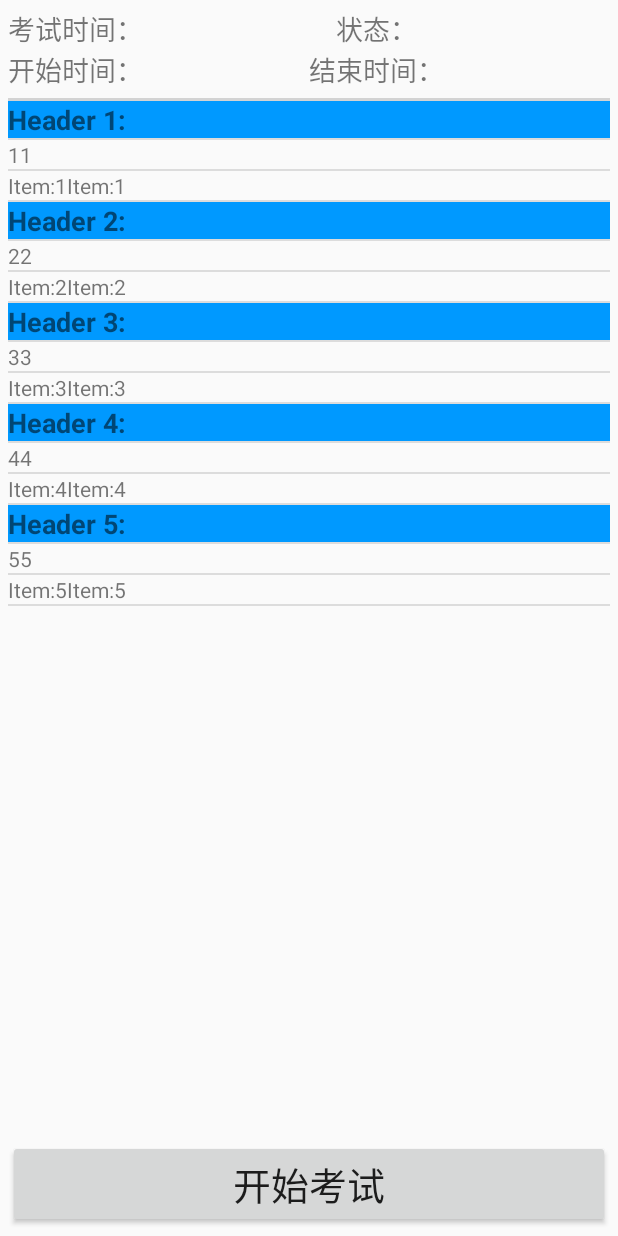
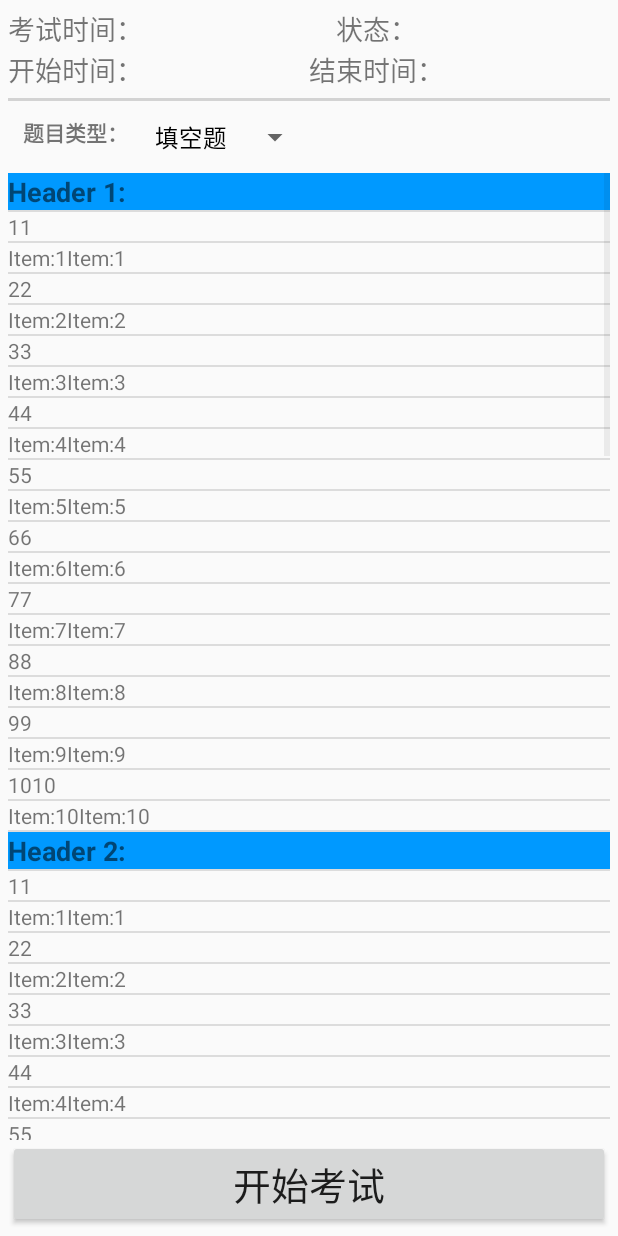
Before and after one commit to RichieYe/ExaminationSystem, an Android app: the ShowTestInfoActivity screen opened directly, with no data from a screen before it, on a phone screen of 412 x 824 dp. Run offline under Robolectric (Android 15) with nearby library versions, the phone set to English and light mode, and no system bars.

```diff
--- a/PinnedHeaderListview-library/src/main/java/za/co/immedia/pinnedheaderlistview/PinnedHeaderListView.java
+++ b/PinnedHeaderListview-library/src/main/java/za/co/immedia/pinnedheaderlistview/PinnedHeaderListView.java
@@ -3,6 +3,7 @@ package za.co.immedia.pinnedheaderlistview;
 import android.content.Context;
 import android.graphics.Canvas;
 import android.util.AttributeSet;
+import android.util.Log;
 import android.view.View;
 import android.view.ViewGroup;
 import android.widget.*;
@@ -197,4 +198,25 @@ public class PinnedHeaderListView extends ListView implements OnScrollListener {
         public abstract void onSectionClick(AdapterView<?> adapterView, View view, int section, long id);
 
     }
+
+    public int getSelectionForSection(int section,int position)
+    {
+        mAdapter.getSectionForPosition(section);
+        /*
+        if(section>=lsTestHeader.size()||section<0)
+        {
+            return 0;
+        }
+
+        int temp=0;
+        int i=0;
+        for(;i<section;i++)
+        {
+            temp+=lsTestItems.get(i).size();
+        }
+
+        return temp+position+i;
+        */
+        return 0;
+    }
 }
--- a/app/src/main/java/com/richieye/examinationsystem/ShowTestInfoActivity.java
+++ b/app/src/main/java/com/richieye/examinationsystem/ShowTestInfoActivity.java
@@ -1,13 +1,24 @@
 package com.richieye.examinationsystem;
 
 import android.app.Activity;
+import android.database.DataSetObserver;
 import android.os.Bundle;
+import android.util.Log;
+import android.view.View;
+import android.view.ViewGroup;
+import android.widget.AbsListView;
+import android.widget.AdapterView;
+import android.widget.ArrayAdapter;
 import android.widget.Button;
+import android.widget.SimpleAdapter;
+import android.widget.Spinner;
+import android.widget.SpinnerAdapter;
 import android.widget.TextView;
 
 import com.handmark.pulltorefresh.library.PullToRefreshBase;
 import com.handmark.pulltorefresh.library.PullToRefreshListView;
 import com.richieye.examinationAdapter.TestInfoAdapter;
+import com.richieye.examinationAdapter.TestInfoTypeAdapter;
 import com.richieye.examinationOperator.ClassesOperator;
 import com.richieye.examinationOperator.TestingOperator;
 import com.richieye.examinationOperator.UserOperator;
@@ -23,10 +34,16 @@ public class ShowTestInfoActivity extends Activity {
     TextView tvShowDate,tvShowFlag,tvShowStartTime,tvShowEndTime;
     Button btnStart;
     PinnedHeaderListView phlvShow;
+    Spinner spShow;
 
     UserOperator userOperator;
     TestingOperator testingOperator;
     ClassesOperator classesOperator;
+
+    String[] strType={"填空题","选择题","多选题","判断题","编程题"};
+
+    TestInfoAdapter myAdapter;
+    boolean isSpinnerSelect=true;
 
     @Override
     protected void onCreate(Bundle savedInstanceState) {
@@ -45,8 +62,9 @@ public class ShowTestInfoActivity extends Activity {
         tvShowFlag=(TextView)findViewById(R.id.tvShowTestFlag);
         tvShowStartTime= (TextView) findViewById(R.id.tvShowTestStartTime);
         tvShowEndTime= (TextView) findViewById(R.id.tvShowTestEndTime);
-        btnStart= (Button) findViewById(R.id.btnShowTestStart);
+        btnStart= (Button) findViewById(R.id.btnShowTestStar);
         phlvShow= (PinnedHeaderListView) findViewById(R.id.lvShowTestInfo);
+        spShow= (Spinner) findViewById(R.id.spTestInfo_Type);
     }
 
     private void inits_data()
@@ -58,17 +76,61 @@ public class ShowTestInfoActivity extends Activity {
         {
             lstHeader.add("Header "+(i+1)+":");
             int max=rd.nextInt(20);
-            for(int j=0;j<15;j++)
+            List<String> lstSubItem=new ArrayList<>();
+            for(int j=0;j<10;j++)
             {
-                List<String> lstSubItem=new ArrayList<>();
+
                 lstSubItem.add((j+1)+"");
                 lstSubItem.add("Item:"+(j+1));
-                lstItems.add(lstSubItem);
 
+            }
+            lstItems.add(lstSubItem);
+        }
+
+        myAdapter=new TestInfoAdapter(lstHeader,lstItems);
+        phlvShow.setAdapter(myAdapter);
+        phlvShow.setOnScrollListener(new AbsListView.OnScrollListener() {
+            int firstVisibleItem=0;
+            int visibleItemCount=0;
+            @Override
+            public void onScrollStateChanged(AbsListView view, int scrollState) {
+
+                spShow.setSelection(myAdapter.getSectionForPosition(firstVisibleItem+(visibleItemCount/2)));
+                isSpinnerSelect=true;
+                Log.e("ShowTestInfoActivity3",isSpinnerSelect+"");
+            }
+
+            @Override
+            public void onScroll(AbsListView view, int firstVisibleItem, int visibleItemCount, int totalItemCount) {
+                isSpinnerSelect=false;
+                this.firstVisibleItem=firstVisibleItem;
+                this.visibleItemCount=visibleItemCount;
+
+            }
+        });
+
+        ArrayAdapter typeAdapter = new ArrayAdapter(this,android.R.layout.simple_spinner_dropdown_item,strType);
+        typeAdapter.setDropDownViewResource(android.R.layout.simple_spinner_dropdown_item);
+        spShow.setAdapter(typeAdapter);
+        //spShow.setOnItemClickListener(spShow_Listener);
+        spShow.setOnItemSelectedListener(spShow_Listener);
+
+    }
+
+    private AdapterView.OnItemSelectedListener spShow_Listener=new AdapterView.OnItemSelectedListener() {
+
+        @Override
+        public void onItemSelected(AdapterView<?> parent, View view, int position, long id) {
+            Log.e("ShowTestInfoActivity6",isSpinnerSelect+"");
+            if(isSpinnerSelect) {
+                phlvShow.setSelection(myAdapter.getSelectionForSection(position, 0));
             }
         }
 
-        TestInfoAdapter myAdapter=new TestInfoAdapter(lstHeader,lstItems);
-        phlvShow.setAdapter(myAdapter);
-    }
+        @Override
+        public void onNothingSelected(AdapterView<?> parent) {
+
+        }
+    };
+
 }
--- a/app/src/main/res/layout/activity_show_test_info.xml
+++ b/app/src/main/res/layout/activity_show_test_info.xml
@@ -83,9 +83,26 @@
     </LinearLayout>
 
     <LinearLayout
-        android:layout_width="match_parent"
+        android:layout_width="wrap_content"
         android:layout_height="wrap_content"
         android:orientation="horizontal">
+
+        <TextView
+            android:text="题目类型："
+            android:layout_width="wrap_content"
+            android:layout_height="wrap_content"
+            android:id="@+id/textView"
+            android:layout_weight="1"
+            android:layout_margin="10dp"
+            android:textStyle="normal|bold" />
+
+        <Spinner
+            android:layout_width="match_parent"
+            android:layout_height="wrap_content"
+            android:id="@+id/spTestInfo_Type"
+            android:layout_weight="15.53"
+            android:gravity="center_vertical|center_horizontal"
+            android:layout_gravity="center_vertical|center_horizontal|center" />
 
     </LinearLayout>
 
@@ -96,7 +113,7 @@
         android:layout_weight="1" />
 
     <Button
-        android:id="@+id/btnShowTestStart"
+        android:id="@+id/btnShowTestStar"
         android:layout_width="match_parent"
         android:layout_height="wrap_content"
         android:textSize="25dp"
```
Also changed, not shown: app/src/main/java/com/richieye/examinationAdapter/TestInfoAdapter.java (+27 -0 lines), app/src/main/java/com/richieye/examinationAdapter/TestInfoTypeAdapter.java (added, +34 -0 lines).
